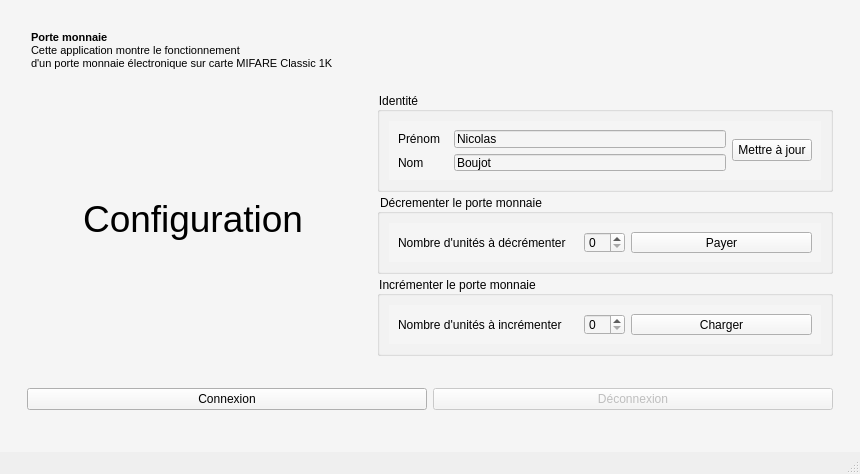
First picture: the form in TP/mainwindow.ui, repository Nicooow/tp-nfc, before the edit.
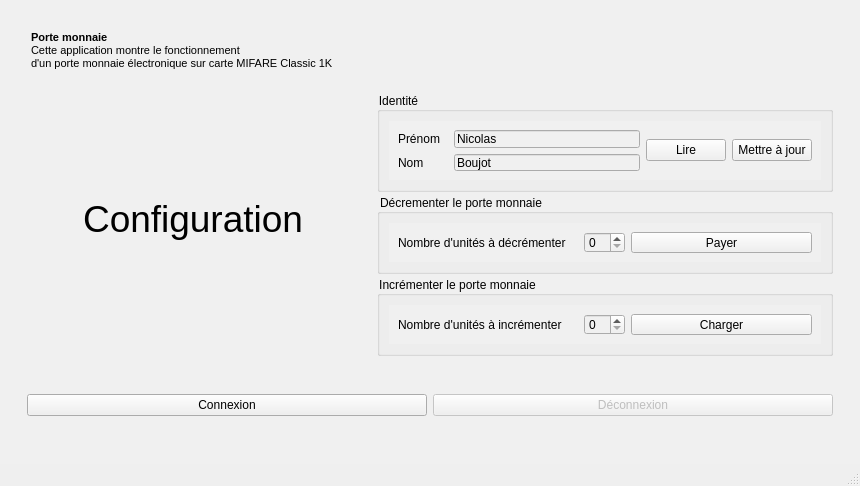
Second picture: the form after the edit. Icons and pictures are not drawn.

Commit message: Lire/Ecrire prenom nom

Diff of the .ui file:
```diff
--- a/TP/mainwindow.ui
+++ b/TP/mainwindow.ui
@@ -7,7 +7,7 @@
     <x>0</x>
     <y>0</y>
     <width>860</width>
-    <height>474</height>
+    <height>486</height>
    </rect>
   </property>
   <property name="windowTitle">
@@ -21,7 +21,7 @@
     <bool>true</bool>
    </property>
    <property name="styleSheet">
-    <string notr="true">background-color: rgb(245, 245, 245);
+    <string notr="true">background-color: rgb(240, 240, 240);
 
 </string>
    </property>
@@ -223,7 +223,14 @@
                   </layout>
                  </item>
                  <item>
-                  <widget class="QPushButton" name="pushButton">
+                  <widget class="QPushButton" name="read">
+                   <property name="text">
+                    <string>Lire</string>
+                   </property>
+                  </widget>
+                 </item>
+                 <item>
+                  <widget class="QPushButton" name="update">
                    <property name="text">
                     <string>Mettre à jour</string>
                    </property>
```
Left out of the diff: 24 changed lines with no effect on the pictures. The commit also changes 2 other files.
